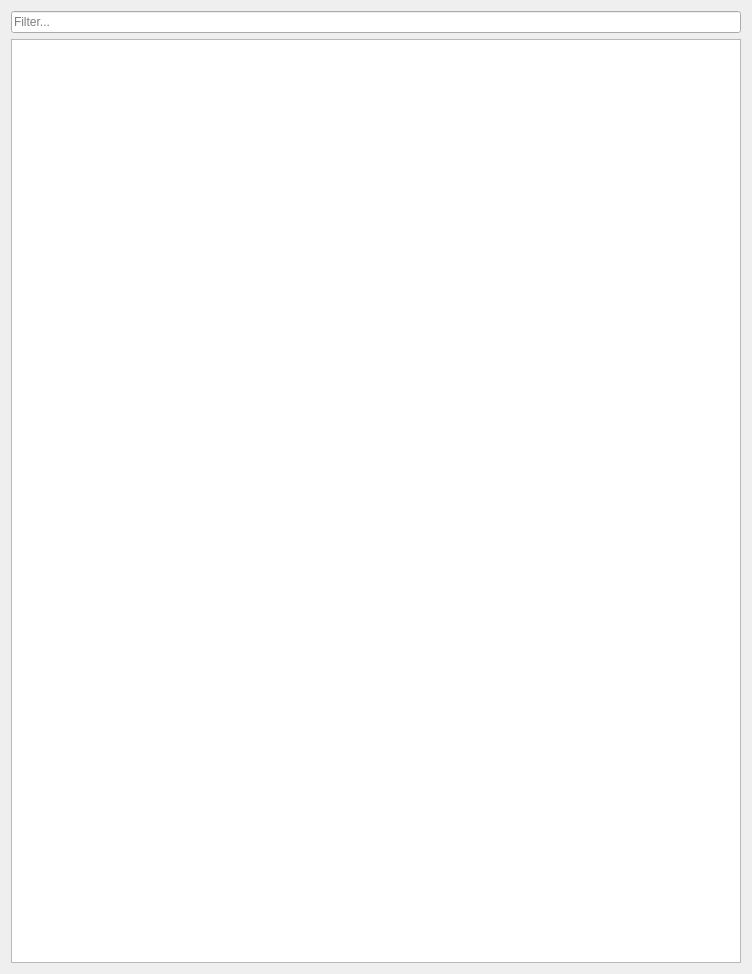
This is Plugins/org.mitk.gui.qt.viewnavigator/src/QmitkViewNavigatorWidgetControls.ui in MITK/MITK as Qt 5 draws it before an edit. The edited form follows.
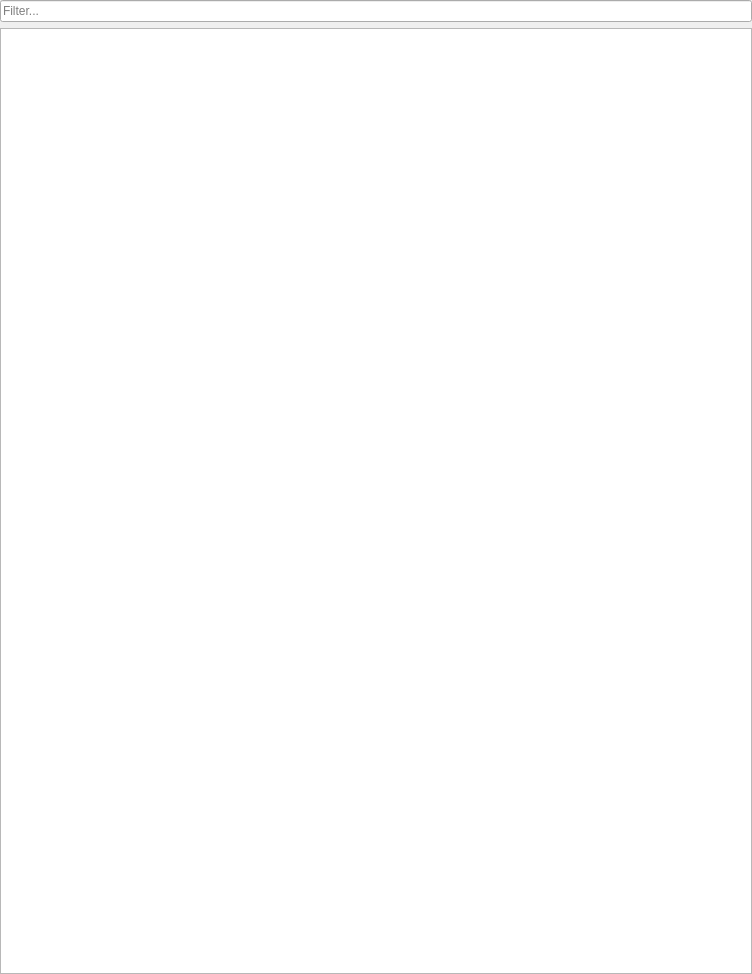
This is the edited form. Custom widgets are drawn as their Qt base class.

Diff of the .ui file:
```diff
--- a/Plugins/org.mitk.gui.qt.viewnavigator/src/QmitkViewNavigatorWidgetControls.ui
+++ b/Plugins/org.mitk.gui.qt.viewnavigator/src/QmitkViewNavigatorWidgetControls.ui
@@ -20,6 +20,18 @@
    <string>QmitkTemplate</string>
   </property>
   <layout class="QVBoxLayout" name="verticalLayout">
+   <property name="leftMargin">
+    <number>0</number>
+   </property>
+   <property name="topMargin">
+    <number>0</number>
+   </property>
+   <property name="rightMargin">
+    <number>0</number>
+   </property>
+   <property name="bottomMargin">
+    <number>0</number>
+   </property>
    <item>
     <widget class="ctkSearchBox" name="lineEdit">
      <property name="placeholderText">
```
